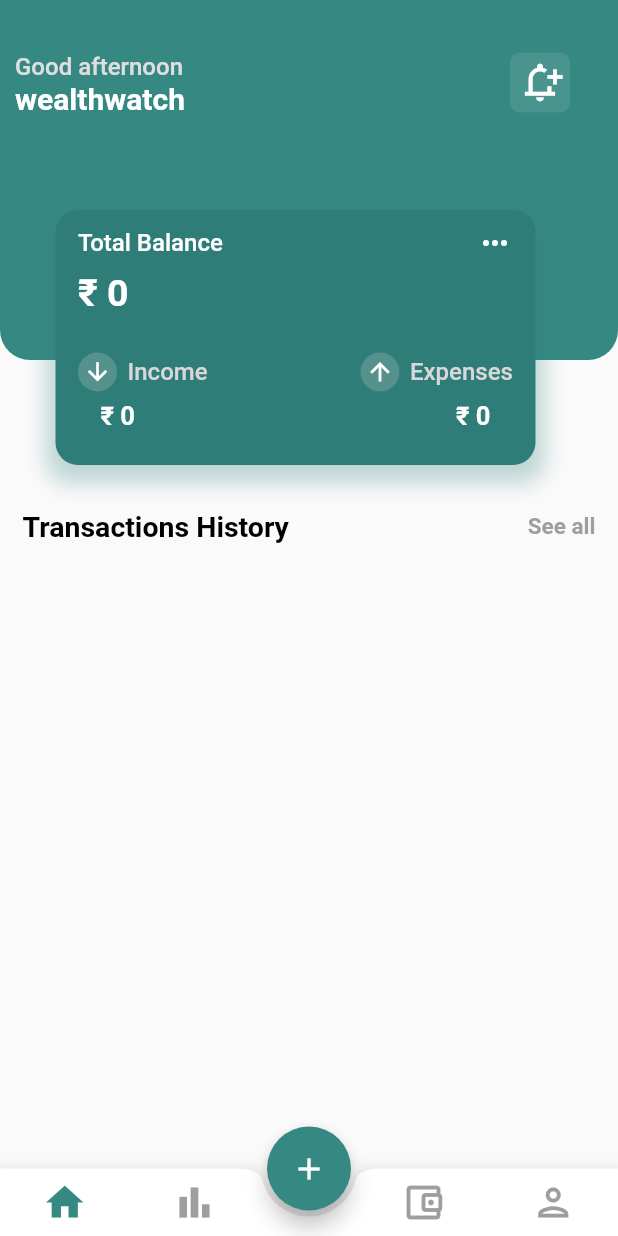
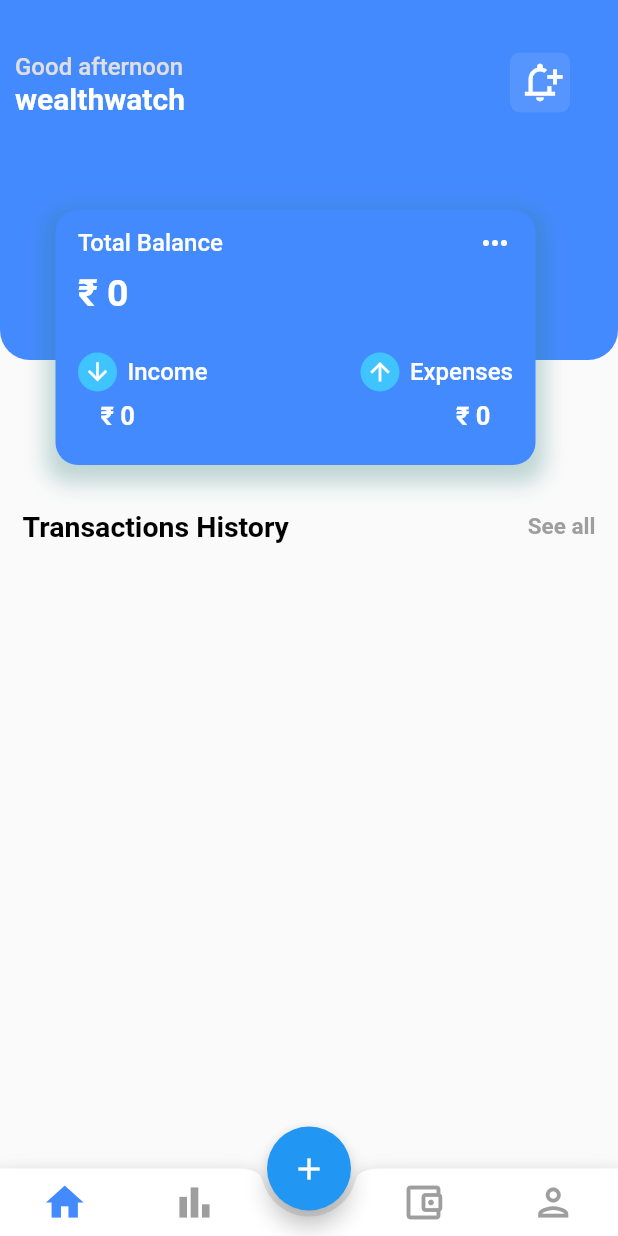
Before and after one commit to harshraj1512/wealthwatch, a Flutter app: the screen it shows after launch, on a phone screen of 412 x 824 dp. Run offline on Flutter 3.47's test engine with Material 2 defaults, Android fonts, the phone set to English and light mode, and no system bars; our stand-ins replace hive, hive_flutter, syncfusion_flutter_charts; accounts and stored records are empty.

Commit message:
some changes

```diff
--- a/lib/Screens/home.dart
+++ b/lib/Screens/home.dart
@@ -110,7 +110,7 @@ class _HomeState extends State<Home> {
         style: TextStyle(
           fontWeight: FontWeight.w600,
           fontSize: 19,
-          color: history.IN == 'Income' ? Colors.green : Colors.red,
+          color: history.IN == 'Income' ? Colors.blueAccent : Colors.red,
         ),
       ),
     );
@@ -125,7 +125,7 @@ class _HomeState extends State<Home> {
               width: double.infinity,
               height: 240,
               decoration: BoxDecoration(
-                color: Color(0xff368983),
+                color: Colors.blueAccent,
                 borderRadius: BorderRadius.only(
                   bottomLeft: Radius.circular(20),
                   bottomRight: Radius.circular(20),
@@ -194,7 +194,7 @@ class _HomeState extends State<Home> {
                   spreadRadius: 6,
                 ),
               ],
-              color: Color.fromARGB(255, 47, 125, 121),
+              color: Colors.blueAccent,
               borderRadius: BorderRadius.circular(15),
             ),
             child: Column(
@@ -246,7 +246,7 @@ class _HomeState extends State<Home> {
                         children: [
                           CircleAvatar(
                             radius: 13,
-                            backgroundColor: Color.fromARGB(255, 85, 145, 141),
+                            backgroundColor: Colors.lightBlueAccent,
                             child: Icon(
                               Icons.arrow_downward,
                               color: Colors.white,
@@ -259,7 +259,7 @@ class _HomeState extends State<Home> {
                             style: TextStyle(
                               fontWeight: FontWeight.w500,
                               fontSize: 16,
-                              color: Color.fromARGB(255, 216, 216, 216),
+                              color: Colors.white,
                             ),
                           ),
                         ],
@@ -268,7 +268,7 @@ class _HomeState extends State<Home> {
                         children: [
                           CircleAvatar(
                             radius: 13,
-                            backgroundColor: Color.fromARGB(255, 85, 145, 141),
+                            backgroundColor: Colors.lightBlueAccent,
                             child: Icon(
                               Icons.arrow_upward,
                               color: Colors.white,
@@ -281,7 +281,7 @@ class _HomeState extends State<Home> {
                             style: TextStyle(
                               fontWeight: FontWeight.w500,
                               fontSize: 16,
-                              color: Color.fromARGB(255, 216, 216, 216),
+                              color: Colors.white,
                             ),
                           ),
                         ],
--- a/lib/Screens/statistics.dart
+++ b/lib/Screens/statistics.dart
@@ -73,7 +73,7 @@ class _StatisticsState extends State<Statistics> {
                             decoration: BoxDecoration(
                               borderRadius: BorderRadius.circular(10),
                               color: index_color == index
-                                  ? Color.fromARGB(255, 47, 125, 121)
+                                  ? Colors.lightBlueAccent
                                   : Colors.white,
                             ),
                             alignment: Alignment.center,
@@ -148,7 +148,7 @@ class _StatisticsState extends State<Statistics> {
                 style: TextStyle(
                   fontWeight: FontWeight.w600,
                   fontSize: 19,
-                  color: a[index].IN == 'Income' ? Colors.green : Colors.red,
+                  color: a[index].IN == 'Income' ? Colors.blueAccent : Colors.red,
                 ),
               ),
             );
--- a/lib/widgets/bottomnavigationbar.dart
+++ b/lib/widgets/bottomnavigationbar.dart
@@ -23,7 +23,7 @@ class _BottomState extends State<Bottom> {
               .push(MaterialPageRoute(builder: (context) => Add_Screen()));
         },
         child: Icon(Icons.add),
-        backgroundColor: Color(0xff368983),
+        backgroundColor: Colors.blue,
       ),
       floatingActionButtonLocation: FloatingActionButtonLocation.centerDocked,
       bottomNavigationBar: BottomAppBar(
@@ -42,7 +42,7 @@ class _BottomState extends State<Bottom> {
                 child: Icon(
                   Icons.home,
                   size: 30,
-                  color: index_color == 0 ? Color(0xff368983) : Colors.grey,
+                  color: index_color == 0 ? Colors.blueAccent : Colors.grey,
                 ),
               ),
               GestureDetector(
@@ -54,7 +54,7 @@ class _BottomState extends State<Bottom> {
                 child: Icon(
                   Icons.bar_chart_outlined,
                   size: 30,
-                  color: index_color == 1 ? Color(0xff368983) : Colors.grey,
+                  color: index_color == 1 ? Colors.blueAccent : Colors.grey,
                 ),
               ),
               SizedBox(width: 10),
@@ -67,7 +67,7 @@ class _BottomState extends State<Bottom> {
                 child: Icon(
                   Icons.account_balance_wallet_outlined,
                   size: 30,
-                  color: index_color == 2 ? Color(0xff368983) : Colors.grey,
+                  color: index_color == 2 ? Colors.blueAccent : Colors.grey,
                 ),
               ),
               GestureDetector(
@@ -79,7 +79,7 @@ class _BottomState extends State<Bottom> {
                 child: Icon(
                   Icons.person_outlined,
                   size: 30,
-                  color: index_color == 3 ? Color(0xff368983) : Colors.grey,
+                  color: index_color == 3 ? Colors.blueAccent : Colors.grey,
                 ),
               ),
             ],
```
